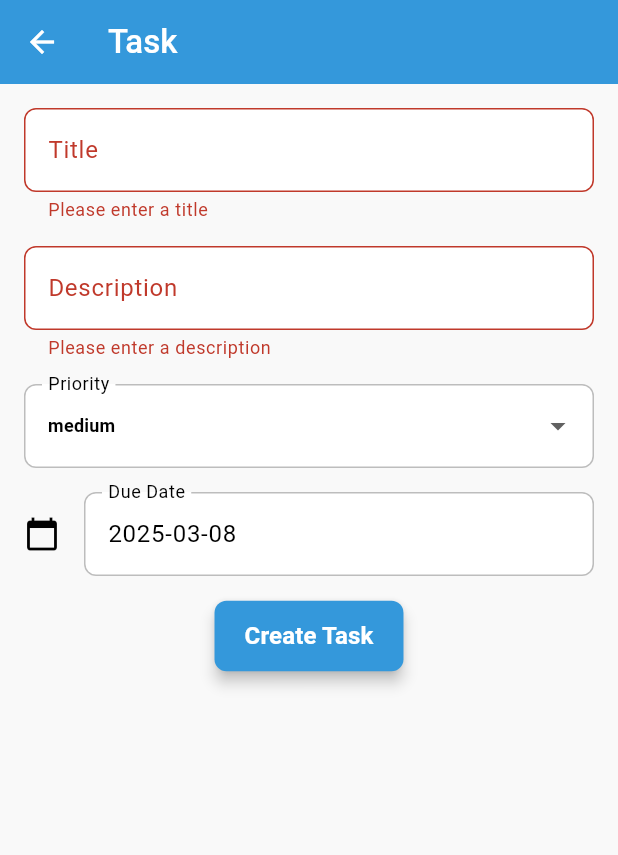
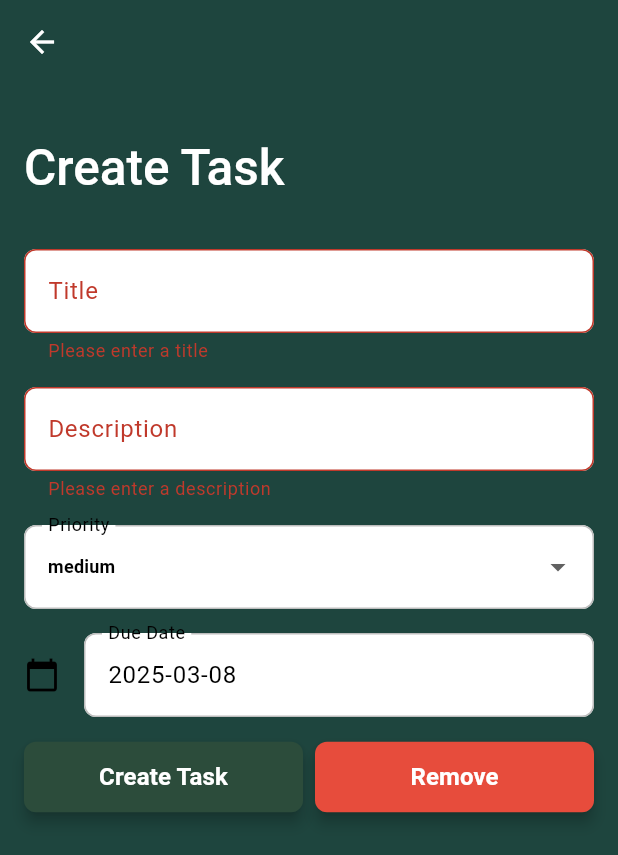
Before and after one commit to heyjuns/task_management_app, a Flutter app: the TaskFormScreen screen opened by its route, after a tap on "Create Task", on a phone screen of 412 x 824 dp. Shown: the top 855 px of the screen. Run offline on Flutter 3.47's test engine with Material 3 defaults, Android fonts, the phone set to English and light mode, and no system bars; our stand-ins replace cloud_firestore, dartz, firebase_core, flutter_hooks, flutter_riverpod, freezed_annotation and 4 more; accounts and stored records are empty.

Commit message:
adjust the ui lists

```diff
--- a/lib/domain/task/entities/task_entity.dart
+++ b/lib/domain/task/entities/task_entity.dart
@@ -18,4 +18,14 @@ abstract class TaskEntity with _$TaskEntity {
 
   factory TaskEntity.fromJson(Map<String, dynamic> json) =>
       _$TaskEntityFromJson(json);
+
+  TaskEntity._();
+
+  factory TaskEntity.init() => TaskEntity(
+    id: 'id',
+    title: 'title',
+    description: 'description',
+    dueDate: DateTime.now(),
+    priority: TaskPriority.low,
+  );
 }
--- a/lib/presentation/task/task_form_screen.dart
+++ b/lib/presentation/task/task_form_screen.dart
@@ -31,91 +31,60 @@ class TaskFormScreen extends HookConsumerWidget {
     final dueDateController = useTextEditingController(
       text: DateFormat('yyyy-MM-dd').format(dueDate.value!),
     );
+
     return Scaffold(
-      appBar: AppBar(
-        title: AppText.titleLarge('Task'),
-        actions:
-            args?.task != null
-                ? [
-                  IconButton(
-                    icon: const Icon(Icons.delete, color: AppColors.errorColor),
-                    onPressed: () async {
-                      final confirmed = await showDialog(
-                        context: context,
-                        builder:
-                            (context) => AlertDialog(
-                              title: AppText.headlineMedium('Confirm Deletion'),
-                              content: AppText.bodyMedium(
-                                'Are you sure you want to delete this task?',
-                              ),
-                              actions: [
-                                TextButton(
-                                  onPressed:
-                                      () => Navigator.of(context).pop(false),
-                                  child: AppText.labelMedium('Cancel'),
-                                ),
-                                TextButton(
-                                  onPressed:
-                                      () => Navigator.of(context).pop(true),
-                                  child: AppText.labelMedium('Delete'),
+      body: CustomScrollView(
+        slivers: [
+          AppSliverAppBar(
+            title: [
+              AppText.titleLarge(
+                '${args?.task != null ? 'Edit' : 'Create'} Task',
+                style: TextStyle(color: Colors.white),
               ),
             ],
           ),
-                      );
 
-                      if (confirmed ?? false) {
-                        ref
-                            .read(taskNotifierProvider.notifier)
-                            .deleteTask(args!.task!.id);
-                        if (!context.mounted) return;
-                        Navigator.of(context).pop();
-                      }
-                    },
-                  ),
-                ]
-                : const [],
-      ),
-      body: SingleChildScrollView(
-        child: Padding(
+          // Form Content
+          SliverPadding(
             padding: const EdgeInsets.all(16.0),
+            sliver: SliverToBoxAdapter(
               child: Form(
                 key: formKey,
                 child: Column(
+                  crossAxisAlignment: CrossAxisAlignment.start,
                   children: [
                     TextFormField(
                       controller: titleController,
                       decoration: InputDecoration(labelText: 'Title'),
-                  validator: (value) {
-                    if (value == null || value.isEmpty) {
-                      return 'Please enter a title';
-                    }
-                    return null;
-                  },
+                      validator:
+                          (value) =>
+                              value == null || value.isEmpty
+                                  ? 'Please enter a title'
+                                  : null,
                     ),
                     AppSpacingWidgets.mediumVerticalSpacer,
                     TextFormField(
                       controller: descriptionController,
                       decoration: InputDecoration(labelText: 'Description'),
-                  validator: (value) {
-                    if (value == null || value.isEmpty) {
-                      return 'Please enter a description';
-                    }
-                    return null;
-                  },
+                      validator:
+                          (value) =>
+                              value == null || value.isEmpty
+                                  ? 'Please enter a description'
+                                  : null,
                     ),
                     AppSpacingWidgets.mediumVerticalSpacer,
-                DropdownButtonFormField(
+                    DropdownButtonFormField<TaskPriority>(
                       value: priority.value,
                       items:
-                      TaskPriority.values.map((priority) {
-                        return DropdownMenuItem(
+                          TaskPriority.values
+                              .map(
+                                (priority) => DropdownMenuItem(
                                   value: priority,
                                   child: AppText.labelMedium(priority.name),
-                        );
-                      }).toList(),
-                  onChanged: (value) {
-                    priority.value = value as TaskPriority;
-                  },
+                                ),
+                              )
+                              .toList(),
+                      onChanged: (value) => priority.value = value!,
                       decoration: InputDecoration(labelText: 'Priority'),
                     ),
                     AppSpacingWidgets.mediumVerticalSpacer,
@@ -142,7 +111,11 @@ class TaskFormScreen extends HookConsumerWidget {
                       },
                     ),
                     AppSpacingWidgets.mediumVerticalSpacer,
-                AppButtonTypes.primaryButton(
+                    Row(
+                      spacing: 8,
+                      children: [
+                        Expanded(
+                          child: AppButtonTypes.primaryButton(
                             args?.task != null ? 'Update Task' : 'Create Task',
                             () {
                               if (formKey.currentState!.validate()) {
@@ -166,11 +139,59 @@ class TaskFormScreen extends HookConsumerWidget {
                               }
                             },
                           ),
+                        ),
+                        Expanded(
+                          child: AppButtonTypes.secondaryButton(
+                            'Remove',
+                            () async {
+                              final confirmed = await showDialog(
+                                context: context,
+                                builder:
+                                    (context) => AlertDialog(
+                                      title: AppText.headlineMedium(
+                                        'Confirm Deletion',
+                                      ),
+                                      content: AppText.bodyMedium(
+                                        'Are you sure you want to delete this task?',
+                                      ),
+                                      actions: [
+                                        TextButton(
+                                          onPressed:
+                                              () => Navigator.of(
+                                                context,
+                                              ).pop(false),
+                                          child: AppText.labelMedium('Cancel'),
+                                        ),
+                                        TextButton(
+                                          onPressed:
+                                              () => Navigator.of(
+                                                context,
+                                              ).pop(true),
+                                          child: AppText.labelMedium('Delete'),
+                                        ),
+                                      ],
+                                    ),
+                              );
+
+                              if (confirmed ?? false) {
+                                ref
+                                    .read(taskNotifierProvider.notifier)
+                                    .deleteTask(args!.task!.id);
+                                if (!context.mounted) return;
+                                Navigator.of(context).pop();
+                              }
+                            },
+                          ),
+                        ),
+                      ],
+                    ),
                   ],
                 ),
               ),
             ),
           ),
+        ],
+      ),
     );
   }
 }
--- a/lib/presentation/task/task_list_screen.dart
+++ b/lib/presentation/task/task_list_screen.dart
@@ -1,101 +1,102 @@
+import 'dart:math';
+
 import 'package:flutter/material.dart';
 import 'package:flutter_riverpod/flutter_riverpod.dart';
 import 'package:go_router/go_router.dart';
+import 'package:skeletonizer/skeletonizer.dart';
 import 'package:task_management_app/domain/domain.dart';
 import 'package:task_management_app/presentation/routing/args/task_edit_args.dart';
 import 'package:task_management_app/presentation/routing/routes/routes.dart';
-
+import 'package:intl/intl.dart';
+import 'package:uuid/v8.dart';
 import '../../application/application.dart';
 import '../../ui/ui.dart';
 
 part 'widget/task_view.dart';
+part 'widget/tasks_view.dart';
 
 class TaskListScreen extends ConsumerWidget {
   const TaskListScreen({super.key});
+  // Function to format date with ordinal suffix
+  String _formattedDate() {
+    final now = DateTime.now();
+    final day = now.day;
+    final suffix = _getDaySuffix(day);
+    return DateFormat('EEEE, MMMM d').format(now) + suffix;
+  }
+
+  String _getDaySuffix(int day) {
+    if (day >= 11 && day <= 13) return 'th';
+    switch (day % 10) {
+      case 1:
+        return 'st';
+      case 2:
+        return 'nd';
+      case 3:
+        return 'rd';
+      default:
+        return 'th';
+    }
+  }
 
   @override
   Widget build(BuildContext context, WidgetRef ref) {
     final AsyncValue<List<TaskEntity>> tasks = ref.watch(taskNotifierProvider);
 
     return Scaffold(
-      appBar: AppBar(title: AppText.titleLarge('Task List')),
-      body: tasks.when(
+      body: CustomScrollView(
+        slivers: [
+          AppSliverAppBar(
+            title: [
+              AppText.titleLarge(
+                'My Task',
+                style: TextStyle(color: Colors.white),
+              ),
+              AppText.titleSmall(
+                _formattedDate(),
+                style: TextStyle(color: Colors.white70),
+              ),
+            ],
+          ),
+          tasks.when(
             data:
-            (taskList) => ListView.builder(
-              itemCount: taskList.length,
-              itemBuilder: (context, index) {
-                final task = taskList[index];
-                return Card(
-                  margin: AppPadding.small,
-                  shape: RoundedRectangleBorder(
-                    borderRadius: AppBorderRadius.small,
+                (taskList) => _TasksView(
+                  tasks: taskList,
+                  onSelected:
+                      (value) => context.pushNamed(
+                        Routes.taskEdit.name,
+                        extra: TaskEditArgs(task: value),
                       ),
-                  child: ListTile(
-                    leading: Container(
-                      width: 4,
-                      decoration: BoxDecoration(
-                        color:
-                            task.priority == TaskPriority.low
-                                ? AppColors.textSecondaryColor
-                                : task.priority == TaskPriority.medium
-                                ? AppColors.warningColor
-                                : AppColors.errorColor,
-                        borderRadius: AppBorderRadius.large,
+                  onChanged: (value) {
+                    ref.read(taskNotifierProvider.notifier).updateTask(value);
+                  },
+                ),
+
+            loading:
+                () => Skeletonizer.sliver(
+                  enabled: true,
+                  child: _TasksView(
+                    tasks: List.generate(5, (index) => TaskEntity.init()),
                   ),
                 ),
-                    onTap: () {
-                      context.pushNamed(
-                        Routes.taskEdit.name,
-                        extra: TaskEditArgs(task: task),
-                      );
-                    },
-                    title: AppText.bodyMedium(
-                      task.title,
-                      style:
-                          task.isCompleted
-                              ? TextStyle(
-                                decoration: TextDecoration.lineThrough,
-                              )
-                              : null,
-                    ),
-                    subtitle: AppText.bodySmall(
-                      task.description,
-                      style:
-                          task.isCompleted
-                              ? TextStyle(
-                                decoration: TextDecoration.lineThrough,
-                              )
-                              : null,
-                    ),
-                    trailing: IconButton(
-                      icon:
-                          task.isCompleted
-                              ? const Icon(
-                                Icons.check_circle,
-                                color: AppColors.primaryColor,
-                              )
-                              : const Icon(Icons.check_circle_outline),
-                      onPressed: () {
-                        final updatedTask = task.copyWith(
-                          isCompleted: !task.isCompleted,
-                        );
-                        ref
-                            .read(taskNotifierProvider.notifier)
-                            .updateTask(updatedTask);
-                      },
-                    ),
-                  ),
-                );
-              },
-            ),
-        loading: () => const Center(child: CircularProgressIndicator()),
             error:
                 (error, stackTrace) =>
                     Center(child: AppText.bodyMedium('Error: $error')),
           ),
+        ],
+      ),
       floatingActionButton: FloatingActionButton(
         onPressed: () async {
-          context.pushNamed(Routes.taskEdit.name);
+          // context.pushNamed(Routes.taskEdit.name);
+
+          final TaskEntity task = TaskEntity(
+            id: UuidV8().generate(),
+            title: 'title ${Random().nextInt(100)}',
+            description: 'description ${Random().nextInt(100)}',
+            dueDate: DateTime.now().add(Duration(hours: Random().nextInt(60))),
+            priority: TaskPriority.high,
+          );
+          ref.read(taskNotifierProvider.notifier).addTask(task);
         },
         child: const Icon(Icons.add),
       ),
--- /dev/null
+++ b/lib/presentation/task/widget/tasks_view.dart
@@ -0,0 +1,34 @@
+part of '../task_list_screen.dart';
+
+class _TasksView extends StatelessWidget {
+  final List<TaskEntity> tasks;
+  final void Function(TaskEntity value)? onSelected;
+  final void Function(TaskEntity value)? onChanged;
+  const _TasksView({required this.tasks, this.onSelected, this.onChanged});
+
+  @override
+  Widget build(BuildContext context) {
+    return SliverPadding(
+      padding: AppPadding.small,
+      sliver: SliverList.separated(
+        itemCount: tasks.length,
+        separatorBuilder:
+            (context, index) => AppSpacingWidgets.smallVerticalSpacer,
+        itemBuilder: (context, index) {
+          final task = tasks[index];
+          return TaskView(
+            task: task,
+            key: ObjectKey(task),
+            onTap: () {
+              onSelected?.call(task);
+            },
+            onChanged: (value) {
+              final updatedTask = task.copyWith(isCompleted: value ?? false);
+              onChanged?.call(updatedTask);
+            },
+          );
+        },
+      ),
+    );
+  }
+}
--- a/lib/ui/theme/app_colors.dart
+++ b/lib/ui/theme/app_colors.dart
@@ -1,15 +1,14 @@
 import 'package:flutter/widgets.dart';
 
 class AppColors {
-  static const Color primaryColor = Color(0xFF3498DB); // Bright Blue
-  static const Color secondaryColor = Color(0xFFE74C3C); // Vibrant Red
-  static const Color accentColor = Color(0xFF8BC34A); // Fresh Green
-  static const Color backgroundColor = Color(0xFFF9F9F9); // Light Gray
-  static const Color textColor = Color(0xFF333333); // Dark Gray
-  static const Color textSecondaryColor = Color(0xFF666666); // Medium Gray
-
-  static const Color successColor = Color(0xFF2ECC71); // Bright Green
-  static const Color errorColor = Color(0xFFC0392B); // Deep Red
-  static const Color warningColor = Color(0xFFF1C40F); // Vibrant Orange
-  static const Color infoColor = Color(0xFF2980B9); // Deep Blue
+  static const Color primaryColor = Color(0xFF2C4C3B);
+  static const Color secondaryColor = Color(0xFFE74C3C);
+  static const Color accentColor = Color(0xFF1E453E);
+  static const Color backgroundColor = Color(0xFFF9F9F9);
+  static const Color textColor = Color(0xFF333333);
+  static const Color textSecondaryColor = Color(0xFF666666);
+  static const Color successColor = Color(0xFF2ECC71);
+  static const Color errorColor = Color(0xFFC0392B);
+  static const Color warningColor = Color(0xFFF1C40F);
+  static const Color infoColor = Color(0xFF2980B9);
 }
--- a/lib/ui/theme/app_theme.dart
+++ b/lib/ui/theme/app_theme.dart
@@ -11,9 +11,9 @@ class AppTheme {
   static ThemeData lightTheme = ThemeData(
     brightness: Brightness.light,
     primaryColor: primaryColor,
-    scaffoldBackgroundColor: AppColors.backgroundColor,
+    scaffoldBackgroundColor: AppColors.accentColor,
     appBarTheme: const AppBarTheme(
-      backgroundColor: primaryColor,
+      backgroundColor: AppColors.accentColor,
       systemOverlayStyle: SystemUiOverlayStyle(
         statusBarColor: Colors.transparent,
       ),
--- /dev/null
+++ b/lib/ui/widget/app_sliver_app_bar.dart
@@ -0,0 +1,47 @@
+import 'package:flutter/material.dart';
+
+class AppSliverAppBar extends StatelessWidget {
+  final List<Widget>? actions;
+  final List<Widget> title;
+  const AppSliverAppBar({super.key, this.actions, required this.title});
+
+  @override
+  Widget build(BuildContext context) {
+    return SliverAppBar(
+      elevation: 4,
+      pinned: true, // Keeps app bar visible when collapsed
+      stretch: true, // Enables stretch effect
+      expandedHeight: 150, // The height when fully expanded
+      collapsedHeight:
+          kToolbarHeight, // Standard toolbar height (56 by default)
+      actions: actions,
+
+      flexibleSpace: LayoutBuilder(
+        builder: (context, constraints) {
+          // Calculate shrinking factor based on scroll progress
+          final double percent =
+              (constraints.maxHeight - kToolbarHeight) / (150 - kToolbarHeight);
+          final double scale =
+              0.8 + (0.2 * percent); // Scale between 0.8 and 1.0
+          final double opacity = percent.clamp(0.0, 1.0); // Fade effect
+
+          return FlexibleSpaceBar(
+            titlePadding: EdgeInsets.only(left: 16, bottom: 16),
+            title: Transform.scale(
+              scale: scale,
+              alignment: Alignment.centerLeft,
+              child: Opacity(
+                opacity: opacity,
+                child: Column(
+                  mainAxisSize: MainAxisSize.min,
+                  crossAxisAlignment: CrossAxisAlignment.start,
+                  children: title,
+                ),
+              ),
+            ),
+          );
+        },
+      ),
+    );
+  }
+}
--- a/lib/ui/widget/widget.dart
+++ b/lib/ui/widget/widget.dart
@@ -1,4 +1,5 @@
 export 'app_button.dart';
 export 'app_button_types.dart';
+export 'app_sliver_app_bar.dart';
 export 'app_spacing_widget.dart';
 export 'app_text.dart';
```
Also changed, not shown: lib/presentation/task/widget/task_view.dart (+59 -2 lines), lib/domain/task/entities/task_entity.freezed.dart. Lines whose indentation alone changed are shown as unchanged.
